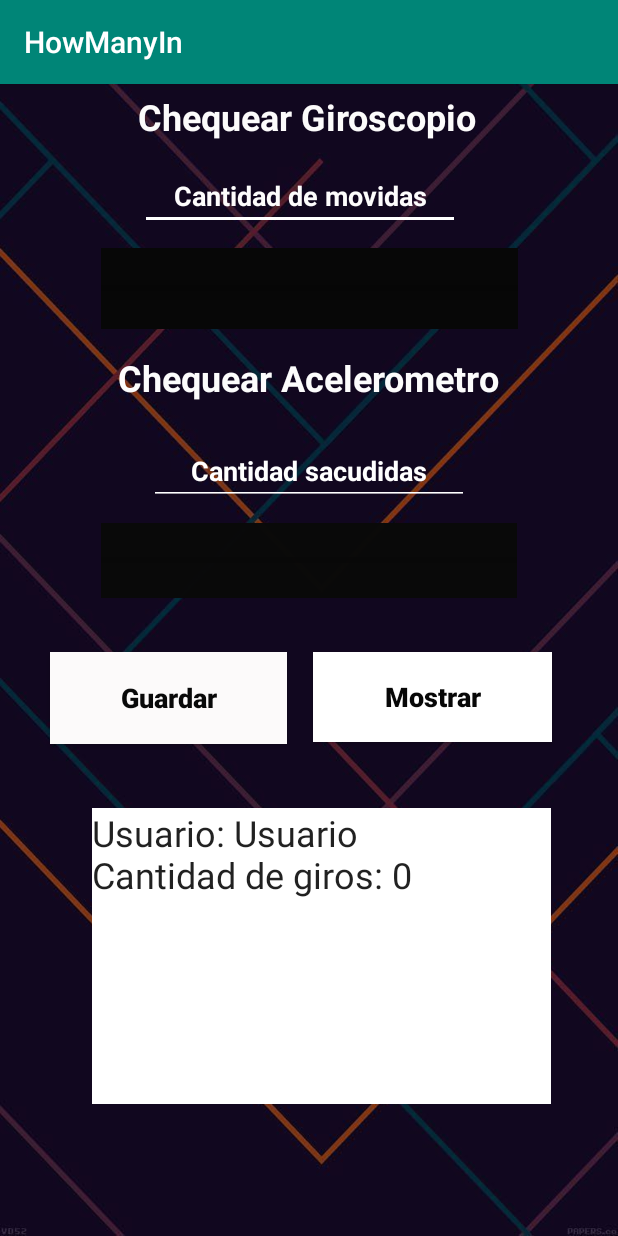
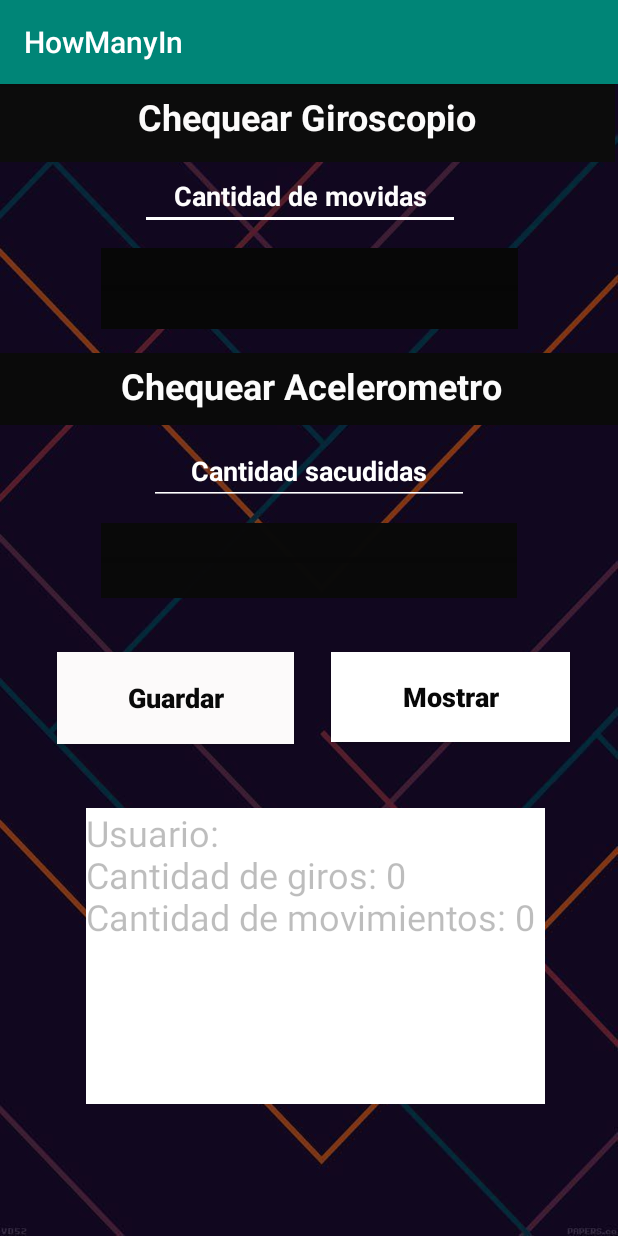
Before and after one commit to dotavix/grupo_612, an Android app: the SensorActivity screen opened directly, with no data from a screen before it, after a tap on "Mostrar", on a phone screen of 412 x 824 dp. Run offline under Robolectric (Android 15) with nearby library versions, the phone set to English and light mode, and no system bars; 1 statement that could not run was skipped.

Commit message:
Show and save data from sharedPreferences

```diff
--- a/Codigo/app/src/main/java/com/example/howmanyin/SensorActivity.java
+++ b/Codigo/app/src/main/java/com/example/howmanyin/SensorActivity.java
@@ -19,21 +19,28 @@ import android.widget.Toast;
 
 public class SensorActivity extends AppCompatActivity {
 
+    int giro = 0;
+    int acelero = 0;
     SensorManager sensorManager;
+    SensorManager sensorManagerAcelero;
     Sensor sensorAcelera;
+    Sensor sensorGiroscopo;
     SensorEventListener sensorEventListener;
-    int whip = 0;
+    SensorEventListener sensorEventListenerAcelero;
     EditText cantidad;
+    EditText cantidadAcelero;
     EditText mostrarSensoreInfo;
     ProgressBar colorBar ;
+    ProgressBar colorBarAcelero;
     Button guardarPrefers;
     Button mostrarPrefers;
     private final static float ACC = 30;
     SharedPreferences sharedpreferences;
-    public static final String mypreference = "mypref";
-    public static final String name = "nameKey";
-    public static final String usuario = "Usuario";
-    public static final String cantidadGiros = "emailKey";
+    public static final String mypreference = "sensorInfo";
+    public static final String name = "userKey";
+    //public static final String usuario = "Usuario";
+    public static final String cantidadGiros = "giroKey";
+    public static final String cantidadAcel = "aceleroKey";
 
     @Override
     protected void onCreate(Bundle savedInstanceState) {
@@ -41,11 +48,30 @@ public class SensorActivity extends AppCompatActivity {
 
         setContentView(R.layout.activity_sensor);
 
+        guardarPrefers = findViewById(R.id.buttonMostrar);
+
+        mostrarPrefers = findViewById(R.id.buttonShow);
+
+        mostrarSensoreInfo = findViewById(R.id.editSensor);
+
+        cantidad = findViewById(R.id.editCantidad);
+
+        colorBar = findViewById(R.id.progressBar);
+
+
+        cantidadAcelero = findViewById(R.id.editAcelero);
+
+        colorBarAcelero = findViewById(R.id.progressAcelero);
+
         sensorManager = (SensorManager) getSystemService(SENSOR_SERVICE);
 
-        sensorAcelera = sensorManager.getDefaultSensor(Sensor.TYPE_GYROSCOPE);
+        sensorGiroscopo = sensorManager.getDefaultSensor(Sensor.TYPE_GYROSCOPE);
 
-        if (sensorAcelera == null){
+        sensorManagerAcelero = (SensorManager) getSystemService(SENSOR_SERVICE);
+
+        sensorAcelera = sensorManagerAcelero.getDefaultSensor(Sensor.TYPE_ACCELEROMETER);
+
+        if (sensorGiroscopo == null && sensorAcelera == null){
 
             finish();
         }
@@ -63,16 +89,21 @@ public class SensorActivity extends AppCompatActivity {
 
         }
 
-        guardarPrefers = findViewById(R.id.buttonMostrar);
-        mostrarPrefers = findViewById(R.id.buttonShow);
+        if (sharedpreferences.contains(cantidadAcel)) {
+
+            sharedpreferences.getInt(cantidadAcel, 0);
+
+        }
 
         guardarPrefers.setOnClickListener(new View.OnClickListener() {
             @Override
             public void onClick(View view) {
 
                 SharedPreferences.Editor editor = sharedpreferences.edit();
-                editor.putString(name, usuario);
-                editor.putInt(cantidadGiros, whip);
+                //editor.putString(name, usuario);
+                editor.putInt(cantidadGiros, giro);
+                editor.putInt(cantidadAcel, acelero);
+
                 editor.commit();
 
                 Toast.makeText(getApplicationContext(), "Datos Guardados" , Toast.LENGTH_SHORT).show();
@@ -80,17 +111,13 @@ public class SensorActivity extends AppCompatActivity {
             }
         });
 
-        mostrarSensoreInfo = findViewById(R.id.editSensor);
-
         mostrarPrefers.setOnClickListener(new View.OnClickListener() {
             @Override
             public void onClick(View view) {
 
-                sharedpreferences = getSharedPreferences(mypreference,
-                        Context.MODE_PRIVATE);
-
                 String userMostrar = "";
                 int cantidadMostrar = 0;
+                int cantidadMostrarAcelero = 0;
 
                 if (sharedpreferences.contains(name)) {
 
@@ -102,14 +129,16 @@ public class SensorActivity extends AppCompatActivity {
 
                 }
 
-                mostrarSensoreInfo.setText("Usuario: " + userMostrar + "\n" + "Cantidad de giros: " + cantidadMostrar);
-                Toast.makeText(getApplicationContext(), "Usuario: " + userMostrar + "\n" + "Cantidad de giros: " + cantidadMostrar , Toast.LENGTH_SHORT).show();
+                if (sharedpreferences.contains(cantidadAcel)) {
+
+                    cantidadMostrarAcelero = sharedpreferences.getInt(cantidadAcel, 0);
+
+                }
+
+                mostrarSensoreInfo.setText("Usuario: " + userMostrar + "\n" + "Cantidad de giros: " + cantidadMostrar + "\n" + "Cantidad de movimientos: " + cantidadMostrarAcelero);
+                Toast.makeText(getApplicationContext(), "Usuario: " + userMostrar + "\n" + "Cantidad de giros: " + cantidadMostrar + "\n" + "Cantidad de movimientos: " + cantidadMostrarAcelero , Toast.LENGTH_SHORT).show();
             }
         });
-
-        cantidad = findViewById(R.id.editCantidad);
-
-        colorBar = findViewById(R.id.progressBar);
 
 
         sensorEventListener = new SensorEventListener() {
@@ -123,22 +152,22 @@ public class SensorActivity extends AppCompatActivity {
                 //if ((Math.abs(values[0]) > ACC || Math.abs(values[1]) > ACC || Math.abs(values[2]) > ACC)){
                 if (sensorEvent.values[2] > 5f || sensorEvent.values[2] < -5f){
 
-                    whip++;
-                    cantidad.setText(String.valueOf(whip));
+                    giro++;
+                    cantidad.setText(String.valueOf(giro));
 
                 }
 
-                if (whip >=1 && whip < 3){
+                if (giro >=1 && giro < 3){
 
                     //getWindow().getDecorView().setBackgroundColor(Color.GREEN);
                     colorBar.setBackgroundColor(Color.GREEN);
 
-                }else if ( whip >= 3 && whip <= 5){
+                }else if ( giro >= 3 && giro <= 5){
 
                     //getWindow().getDecorView().setBackgroundColor(Color.YELLOW);
                     colorBar.setBackgroundColor(Color.YELLOW);
 
-                }else if ( whip > 5){
+                }else if ( giro > 5){
 
                     //getWindow().getDecorView().setBackgroundColor(Color.RED);
                     colorBar.setBackgroundColor(Color.RED);
@@ -152,17 +181,58 @@ public class SensorActivity extends AppCompatActivity {
             }
         };
 
+        sensorEventListenerAcelero = new SensorEventListener() {
+            @Override
+            public void onSensorChanged(SensorEvent sensorEvent) {
+
+                //float x = sensorEvent.values[0];
+                //float y = sensorEvent.values[1];
+                //float[] values = sensorEvent.values;
+
+                //if ((Math.abs(values[0]) > ACC || Math.abs(values[1]) > ACC || Math.abs(values[2]) > ACC)){
+                if ( -sensorEvent.values[0] > ACC && -sensorEvent.values[1] > ACC){
+
+                    acelero++;
+                    cantidadAcelero.setText(String.valueOf(acelero));
+
+                }
+
+                if (acelero >=1 && acelero < 3){
+
+                    colorBarAcelero.setBackgroundColor(Color.GREEN);
+
+                }else if ( acelero >= 3 && acelero <= 5){
+
+                    colorBarAcelero.setBackgroundColor(Color.YELLOW);
+
+                }else if ( acelero > 5){
+
+                    colorBarAcelero.setBackgroundColor(Color.RED);
+                }
+
+            }
+
+            @Override
+            public void onAccuracyChanged(Sensor sensor, int i) {
+
+            }
+        };
+
+
         start();
     }
 
     private void start(){
 
-        sensorManager.registerListener(sensorEventListener,sensorAcelera,SensorManager.SENSOR_DELAY_NORMAL);
+        sensorManager.registerListener(sensorEventListener,sensorGiroscopo,SensorManager.SENSOR_DELAY_NORMAL);
+        sensorManager.registerListener(sensorEventListenerAcelero,sensorAcelera,SensorManager.SENSOR_DELAY_NORMAL);
     }
 
     private void stop(){
 
         sensorManager.unregisterListener(sensorEventListener);
+        sensorManagerAcelero.unregisterListener(sensorEventListenerAcelero);
+
     }
 
     @Override
--- a/Codigo/app/src/main/res/layout/activity_sensor.xml
+++ b/Codigo/app/src/main/res/layout/activity_sensor.xml
@@ -12,6 +12,7 @@
         android:id="@+id/textGiro"
         android:layout_width="410dp"
         android:layout_height="52dp"
+        android:background="#0C0C0C"
         android:padding="5dp"
         android:text="Chequear Giroscopio"
         android:textAlignment="center"
@@ -61,9 +62,11 @@
 
     <TextView
         android:id="@+id/textAcelero"
-        android:layout_width="402dp"
+        android:layout_width="416dp"
         android:layout_height="48dp"
         android:layout_marginTop="16dp"
+        android:background="#0A0A0A"
+        android:padding="5dp"
         android:text="Chequear Acelerometro"
         android:textAlignment="center"
         android:textColor="#FCFFFFFF"
@@ -86,7 +89,10 @@
         android:editable="false"
         android:ems="10"
         android:hint="Cantidad sacudidas"
+        android:linksClickable="false"
+        android:longClickable="false"
         android:textAlignment="center"
+        android:textColor="#FFFFFF"
         android:textColorHint="#FFFFFF"
         android:textIsSelectable="false"
         android:textStyle="bold"
@@ -110,6 +116,7 @@
         android:id="@+id/buttonMostrar"
         android:layout_width="158dp"
         android:layout_height="61dp"
+        android:layout_marginStart="32dp"
         android:layout_marginTop="36dp"
         android:background="#FCFAFA"
         android:capitalize="none"
@@ -120,7 +127,7 @@
         android:textSize="18sp"
         android:textStyle="bold"
         app:layout_constraintEnd_toStartOf="@+id/buttonShow"
-        app:layout_constraintHorizontal_bias="0.66"
+        app:layout_constraintHorizontal_bias="0.191"
         app:layout_constraintStart_toStartOf="parent"
         app:layout_constraintTop_toBottomOf="@+id/progressAcelero" />
 
@@ -129,7 +136,7 @@
         android:layout_width="159dp"
         android:layout_height="60dp"
         android:layout_marginTop="36dp"
-        android:layout_marginEnd="44dp"
+        android:layout_marginEnd="32dp"
         android:background="#FFFFFF"
         android:text="Mostrar"
         android:textAllCaps="false"
@@ -143,13 +150,20 @@
         android:id="@+id/editSensor"
         android:layout_width="306dp"
         android:layout_height="197dp"
+        android:layout_marginStart="24dp"
         android:layout_marginTop="44dp"
+        android:layout_marginEnd="24dp"
+        android:autoText="false"
         android:background="#FFFFFF"
         android:clickable="false"
         android:cursorVisible="false"
+        android:editable="false"
         android:ems="10"
+        android:enabled="false"
         android:gravity="start|top"
         android:inputType="textMultiLine"
+        android:textColorHighlight="#0A0A0A"
+        android:textColorHint="#FA0A0A0A"
         android:textSize="24sp"
         app:layout_constraintBottom_toBottomOf="parent"
         app:layout_constraintEnd_toEndOf="parent"
```
Also changed, not shown: Codigo/app/src/main/AndroidManifest.xml (+12 -4 lines), Codigo/app/src/main/java/com/example/howmanyin/MainActivity.java (+13 -0 lines).
